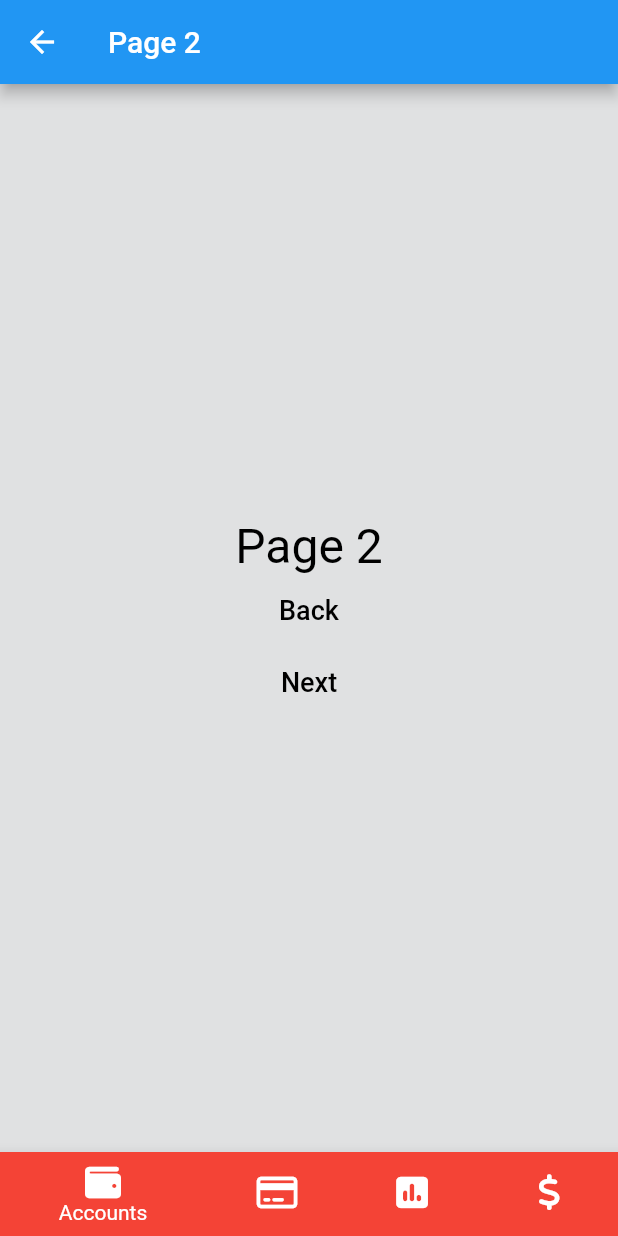
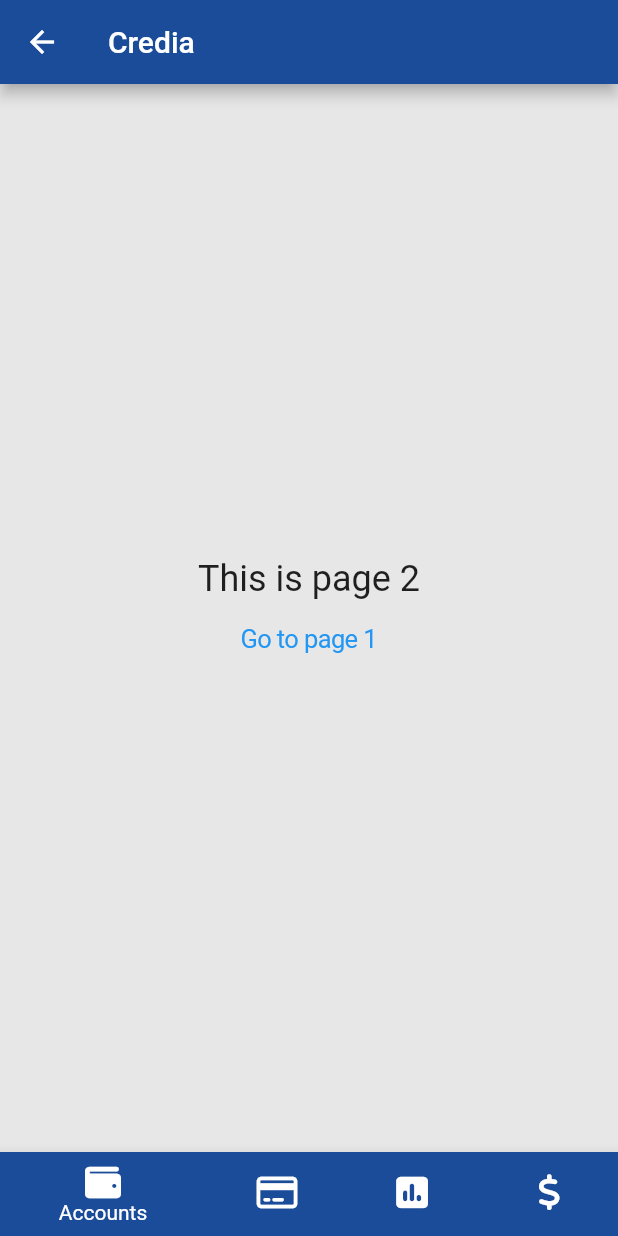
Before and after one commit to dfodeker/Credia, a Flutter app: the screen it shows after launch, after a tap on "Sign in", on a phone screen of 412 x 824 dp. Run offline on Flutter 3.47's test engine with Material 2 defaults, Android fonts, the phone set to English and light mode, and no system bars; our stand-ins replace font_awesome_flutter.

Commit message:
Rewrote tab changes for bottom navigation bar
Also removed page 3 and most of the cupertino functionallity

```diff
--- a/credia_app/lib/main.dart
+++ b/credia_app/lib/main.dart
@@ -1,5 +1,6 @@
 import 'dart:ui' as dartUI;
 
+import 'package:flutter/cupertino.dart';
 import 'package:font_awesome_flutter/font_awesome_flutter.dart';
 import 'package:flutter/material.dart';
 import 'package:flutter/widgets.dart';
@@ -12,13 +13,13 @@ class MyApp extends StatelessWidget {
     return MaterialApp(
       title: 'Credia',
       theme: ThemeData(
-        primaryColor: const dartUI.Color.fromARGB(255, 30, 117, 199),
-        scaffoldBackgroundColor: dartUI.Color.fromARGB(255, 224, 225, 226),
+        primaryColor: const dartUI.Color.fromARGB(255, 27, 76, 153),
+        scaffoldBackgroundColor: dartUI.Color.fromARGB(255, 231, 231, 232),
       ),
       home: MyHomePage(),
     );
   }
-} //random commenthjj
+}
 
 //change background color
 class MyHomePage extends StatefulWidget {
@@ -54,8 +55,8 @@ class ButtonSection extends StatelessWidget {
           height: 50.0,
           child: TextButton(
               onPressed: () {
-                Navigator.push(
-                    context, MaterialPageRoute(builder: (context) => Page2()));
+                Navigator.push(context,
+                    MaterialPageRoute(builder: (context) => MainPage()));
               },
               style: TextButton.styleFrom(
                   backgroundColor: Colors.blue,
@@ -179,66 +180,68 @@ class Title extends StatelessWidget {
   }
 }
 
-class Page2 extends StatelessWidget {
-  Page2({Key? key}) : super(key: key);
-  int _selectedIndex = 0;
-  static const TextStyle optionStyle =
-      TextStyle(fontSize: 30, fontWeight: FontWeight.bold);
+class MainPage extends StatefulWidget {
+  const MainPage({Key? key}) : super(key: key);
+
+  @override
+  State<MainPage> createState() => _MainPageState();
+}
+
+class _MainPageState extends State<MainPage> {
+  int _currentIndex = 0;
   @override
   Widget build(BuildContext context) {
     return Scaffold(
       appBar: AppBar(
-        title: const Text('Page 2'),
+        title: _currentIndex == 0 ? Text('Credia') : Text('Not Credia'),
+        backgroundColor: const dartUI.Color.fromARGB(255, 27, 76, 153),
       ),
       body: Center(
         child: Column(
           mainAxisAlignment: MainAxisAlignment.center,
           children: [
-            const Text('Page 2',
-                style: TextStyle(fontSize: 32.0, color: Colors.black)),
-            TextButton(
-              child: const Text('Back',
-                  style: TextStyle(fontSize: 18.0, color: Colors.black)),
+            Text(
+              'This is page 2',
+              style: TextStyle(fontSize: 24.0),
+            ),
+            CupertinoButton(
+              child: const Text('Go to page 1'),
               onPressed: () {
                 Navigator.pop(context);
-              },
-            ),
-            //text button
-            TextButton(
-              child: const Text('Next',
-                  style: TextStyle(fontSize: 18.0, color: Colors.black)),
-              onPressed: () {
-                Navigator.push(
-                    context, MaterialPageRoute(builder: (context) => Page2()));
               },
             ),
           ],
         ),
       ),
       bottomNavigationBar: BottomNavigationBar(
+          currentIndex: _currentIndex,
           items: const <BottomNavigationBarItem>[
             BottomNavigationBarItem(
               icon: Icon(FontAwesomeIcons.wallet),
               label: 'Accounts',
-            backgroundColor: Colors.red,
+              backgroundColor: const dartUI.Color.fromARGB(255, 27, 76, 153),
             ),
             BottomNavigationBarItem(
               icon: Icon(FontAwesomeIcons.creditCard),
               label: 'Virtual cards',
-            backgroundColor: Colors.green,
+              backgroundColor: Colors.cyan,
             ),
             BottomNavigationBarItem(
               icon: Icon(FontAwesomeIcons.squarePollVertical),
               label: 'Transactions',
-            backgroundColor: Colors.blue,
+              backgroundColor: Colors.green,
             ),
             BottomNavigationBarItem(
               icon: Icon(FontAwesomeIcons.dollarSign),
               label: 'Payments',
-            backgroundColor: Colors.black,
+              backgroundColor: Colors.red,
             ),
           ],
-      ),
+          onTap: (index) {
+            setState(() {
+              _currentIndex = index;
+            });
+          }),
     );
   }
 }
```
Lines whose indentation alone changed are shown as unchanged.
